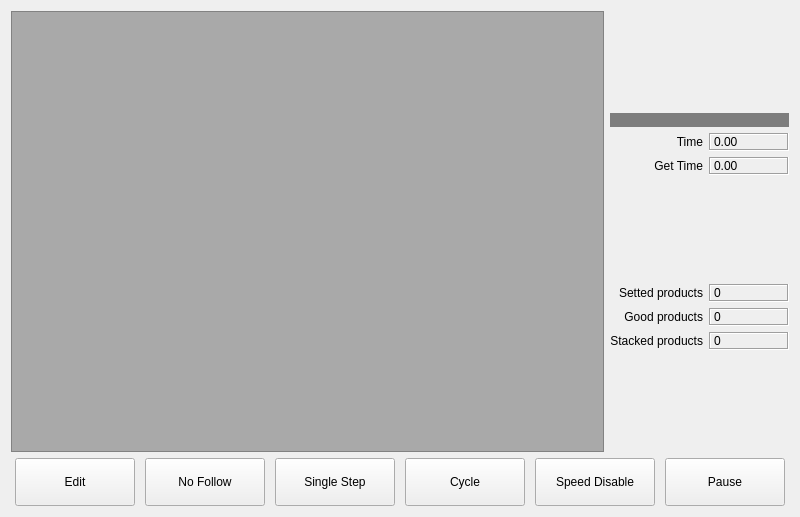
The window that hcinstruction/ichcprogrammonitorframe.ui (dongdong-2009/3-5AxisRobot) describes before a commit, drawn with Qt 5.
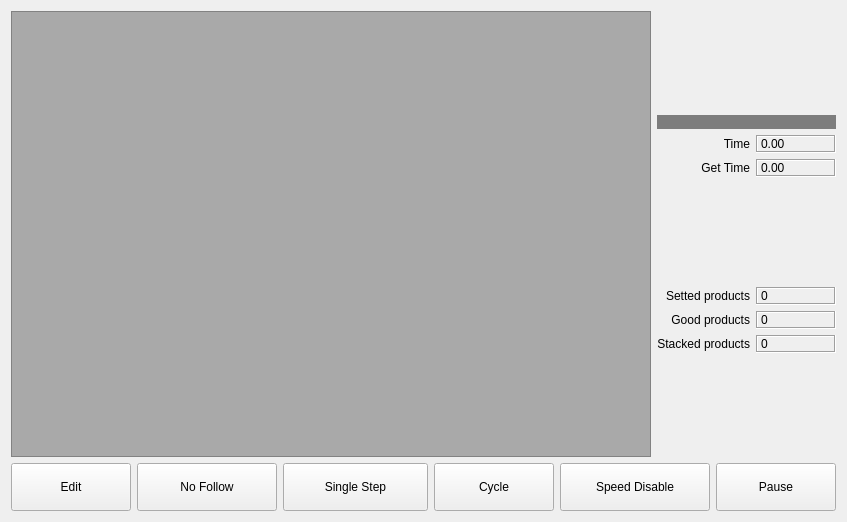
The same window after the commit. Icons and pictures are not drawn. Custom widgets are drawn as their Qt base class.

Patch:
```diff
--- a/hcinstruction/ichcprogrammonitorframe.ui
+++ b/hcinstruction/ichcprogrammonitorframe.ui
@@ -6,8 +6,8 @@
    <rect>
     <x>0</x>
     <y>0</y>
-    <width>800</width>
-    <height>517</height>
+    <width>830</width>
+    <height>522</height>
    </rect>
   </property>
   <property name="windowTitle">
@@ -27,8 +27,8 @@
   <property name="frameShadow">
    <enum>QFrame::Plain</enum>
   </property>
-  <layout class="QVBoxLayout" name="verticalLayout">
-   <item>
+  <layout class="QGridLayout" name="gridLayout_2">
+   <item row="0" column="0">
     <layout class="QHBoxLayout" name="horizontalLayout">
      <item>
       <widget class="ICListWidget" name="moldContentListWidget">
@@ -267,7 +267,7 @@
      </item>
     </layout>
    </item>
-   <item>
+   <item row="1" column="0">
     <layout class="QHBoxLayout" name="horizontalLayout_2">
      <item>
       <widget class="QToolButton" name="editToolButton">
@@ -317,7 +317,7 @@
        </property>
        <property name="minimumSize">
         <size>
-         <width>120</width>
+         <width>140</width>
          <height>48</height>
         </size>
        </property>
@@ -349,7 +349,7 @@
       <widget class="QToolButton" name="singleStepButton">
        <property name="minimumSize">
         <size>
-         <width>120</width>
+         <width>145</width>
          <height>48</height>
         </size>
        </property>
@@ -413,7 +413,7 @@
       <widget class="QToolButton" name="speedEnableButton">
        <property name="minimumSize">
         <size>
-         <width>120</width>
+         <width>150</width>
          <height>48</height>
         </size>
        </property>
```
